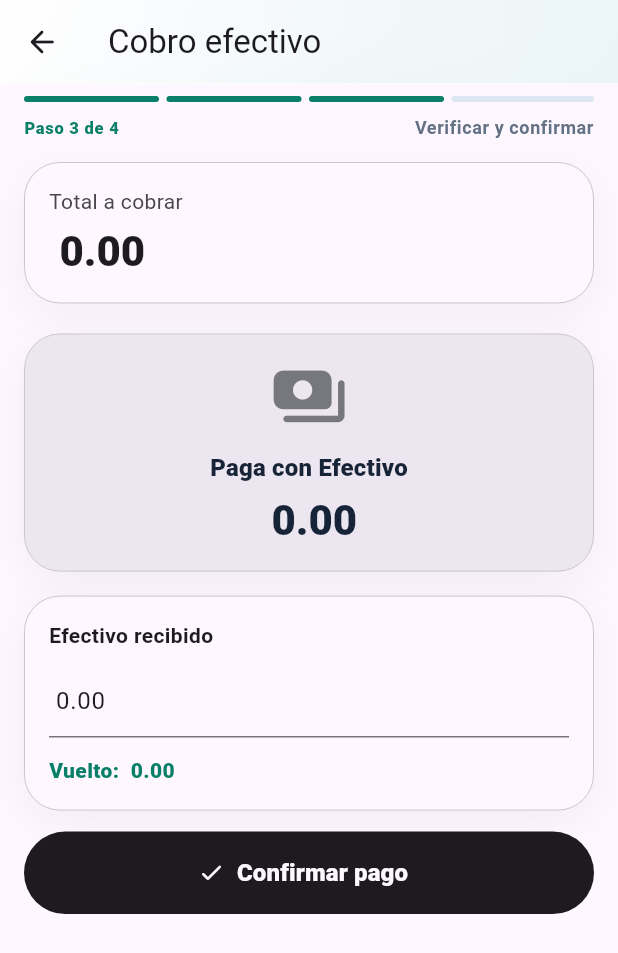
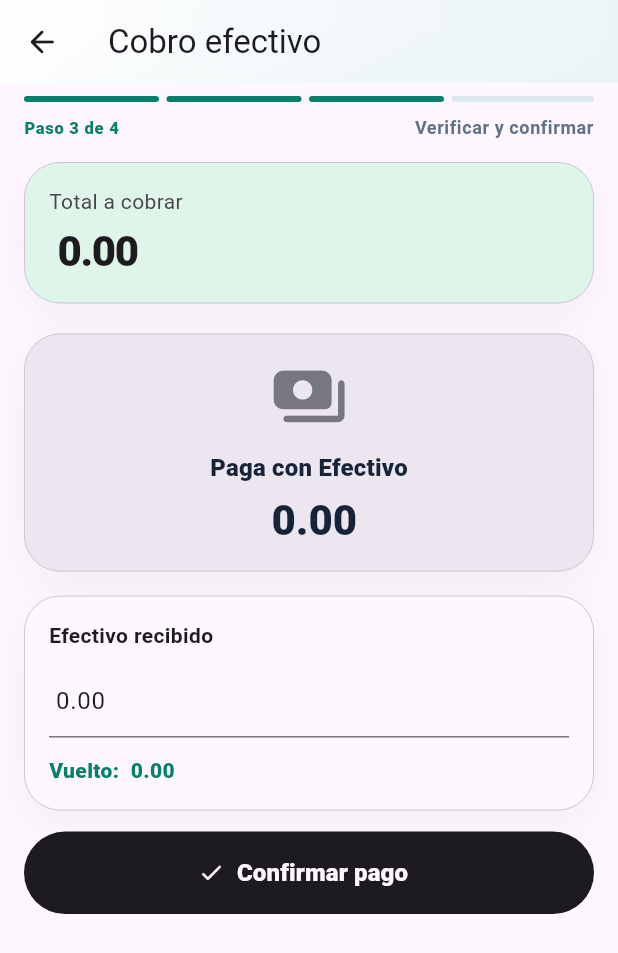
Before and after one commit to PFfrank13/FacturaVoz, a Flutter app: the _PaymentFlow screen opened directly with empty values, after a tap on "Efectivo", on a phone screen of 412 x 824 dp. Shown: the top 953 px of the screen. Run offline on Flutter 3.47's test engine with Material 3 defaults, Android fonts, the phone set to English and light mode, and no system bars; our stand-ins replace audioplayers, cross_file, file_picker, flutter_map, flutter_secure_storage, flutter_tts and 8 more; missing offline and left inert: barcode, mobile_scanner, print_bluetooth_thermal, quick_actions, record; accounts and stored records are empty; network calls fail.

Commit message:
feat(checkout): iPhone Luxe cart, payment selection, accessible controls and Flutter previews

```diff
--- a/app/lib/screens/pos_payment.dart
+++ b/app/lib/screens/pos_payment.dart
@@ -83,20 +83,15 @@ class PosPaymentBrand extends StatelessWidget {
       );
     }
     if (method == 'tarjeta') {
-      return SizedBox(width: size * 1.5, height: size, child: Column(
-        mainAxisAlignment: MainAxisAlignment.center,
-        children: [
-          Text('VISA', style: TextStyle(fontSize: size * .22, fontWeight: FontWeight.w900,
-            fontStyle: FontStyle.italic, letterSpacing: -1.5, color: Colors.white)),
-          SizedBox(height: size * .08),
-          SizedBox(width: size * .65, height: size * .25, child: Stack(children: [
-            Positioned(left: 0, child: Container(width: size * .32, height: size * .25,
-              decoration: const BoxDecoration(color: Color(0xFFEA001B), shape: BoxShape.circle))),
-            Positioned(right: 0, child: Container(width: size * .32, height: size * .25,
-              decoration: BoxDecoration(color: const Color(0xFFF8A500).withValues(alpha: .91), shape: BoxShape.circle))),
-          ])),
-        ],
-      ));
+      return Container(
+        width: size, height: size,
+        decoration: BoxDecoration(
+          borderRadius: BorderRadius.circular(size * .24),
+          color: const Color(0xFFE5F0FF),
+        ),
+        child: Icon(Icons.credit_card_rounded,
+          size: size * .58, color: FvLuxe.blue),
+      );
     }
     final ico = switch (method) {
       'efectivo' => Icons.payments_rounded,
@@ -115,6 +110,74 @@ String posMethodLabel(String method) => switch (method) {
   'transferencia' => 'Transferencia',
   _ => method,
 };
+
+/// Componente visual independiente; no aprueba pagos ni registra cobros.
+class PosPaymentMethodCard extends StatelessWidget {
+  const PosPaymentMethodCard({
+    super.key, required this.method, required this.selected,
+    required this.onSelected,
+  });
+
+  final String method;
+  final bool selected;
+  final VoidCallback onSelected;
+
+  @override
+  Widget build(BuildContext context) {
+    final t = Theme.of(context);
+    final highContrast = MediaQuery.highContrastOf(context);
+    final still = MediaQuery.disableAnimationsOf(context);
+    return Semantics(
+      selected: selected,
+      button: true,
+      label: 'Seleccionar ${posMethodLabel(method)}',
+      child: Material(
+        color: Colors.transparent,
+        borderRadius: BorderRadius.circular(22),
+        child: InkWell(
+          onTap: () {
+            HapticFeedback.selectionClick();
+            onSelected();
+          },
+          borderRadius: BorderRadius.circular(22),
+          child: AnimatedContainer(
+            duration: still ? Duration.zero : FvTokens.transition,
+            curve: Curves.easeOutCubic,
+            padding: const EdgeInsets.symmetric(vertical: 14, horizontal: 9),
+            decoration: BoxDecoration(
+              color: selected && !highContrast ? null : t.colorScheme.surface,
+              gradient: selected && !highContrast
+                  ? FvLuxe.editorial(t.brightness) : null,
+              border: Border.all(
+                color: selected ? t.colorScheme.primary
+                    : t.colorScheme.outlineVariant,
+                width: selected ? 1.7 : .8,
+              ),
+              borderRadius: BorderRadius.circular(22),
+              boxShadow: selected ? FvTokens.shadow(t.brightness) : null,
+            ),
+            child: Column(mainAxisAlignment: MainAxisAlignment.center, children: [
+              PosPaymentBrand(method, size: 45),
+              const SizedBox(height: 10),
+              Row(mainAxisAlignment: MainAxisAlignment.center, children: [
+                Flexible(child: Text(posMethodLabel(method), maxLines: 1,
+                  overflow: TextOverflow.ellipsis,
+                  style: t.textTheme.labelLarge?.copyWith(
+                    color: t.colorScheme.onSurface,
+                    fontWeight: selected ? FontWeight.w800 : FontWeight.w600))),
+                if (selected) ...[
+                  const SizedBox(width: 4),
+                  Icon(Icons.check_circle_rounded, color: t.colorScheme.primary,
+                    size: 17),
+                ],
+              ]),
+            ]),
+          ),
+        ),
+      ),
+    );
+  }
+}
 
 /// Steps 2 and 3 of the POS reference: method → collection evidence.
 /// Returns only after explicit cashier confirmation; caller commits the sale.
@@ -229,33 +292,14 @@ class _PaymentFlowState extends State<_PaymentFlow> {
     );
   }
 
-  Widget _methodTile(String method) {
-    final selected = _method == method;
-    final t = Theme.of(context);
-    return Material(
-      color: selected ? t.colorScheme.primaryContainer : t.colorScheme.surface,
-      borderRadius: BorderRadius.circular(Radii.lg),
-      child: InkWell(
-        borderRadius: BorderRadius.circular(16),
-        onTap: () => setState(() { _method = method; _verified = false; }),
-        child: Container(
-          decoration: BoxDecoration(
-            borderRadius: BorderRadius.circular(16),
-            border: Border.all(color: selected ? t.colorScheme.primary : t.colorScheme.outline,
-              width: selected ? 2 : 1),
-          ),
-          padding: const EdgeInsets.symmetric(vertical: 12, horizontal: 8),
-          child: Column(mainAxisAlignment: MainAxisAlignment.center, children: [
-            PosPaymentBrand(method, size: 51),
-            const SizedBox(height: 8),
-            Text(posMethodLabel(method), style: t.textTheme.titleSmall?.copyWith(
-              color: selected ? t.colorScheme.onPrimaryContainer : t.colorScheme.onSurface,
-              fontWeight: FontWeight.w800)),
-          ]),
-        ),
-      ),
-    );
-  }
+  Widget _methodTile(String method) => PosPaymentMethodCard(
+    method: method,
+    selected: _method == method,
+    onSelected: () => setState(() {
+      _method = method;
+      _verified = false;
+    }),
+  );
 
   @override
   Widget build(BuildContext context) {
@@ -286,12 +330,17 @@ class _PaymentFlowState extends State<_PaymentFlow> {
               RetailVisual.journey(step: 3,
                 label: method == null ? 'Elegir medio de pago' : 'Verificar y confirmar'),
               const SizedBox(height: 15),
-              _card(child: Column(crossAxisAlignment: CrossAxisAlignment.start, children: [
+              _card(
+                color: t.brightness == Brightness.dark
+                    ? const Color(0xFF203746) : FvLuxe.jadeSoft,
+                child: Column(crossAxisAlignment: CrossAxisAlignment.start, children: [
                 Text('Total a cobrar', style: t.textTheme.bodyMedium?.copyWith(
                   color: t.colorScheme.onSurfaceVariant)),
                 const SizedBox(height: 5),
                 Text(money(widget.total, widget.currency), style: t.textTheme.headlineMedium?.copyWith(
-                  fontWeight: FontWeight.w800, color: t.colorScheme.onSurface)),
+                  fontWeight: FontWeight.w800, letterSpacing: -.9,
+                  fontFeatures: const [FontFeature.tabularFigures()],
+                  color: t.colorScheme.onSurface)),
                 if (widget.items.isNotEmpty) ...[
                   const Divider(height: 24),
                   Text('Resumen del pedido (${widget.items.length})',
```
Also changed, not shown: app/lib/screens/pos_cart_review.dart (+19 -14 lines), app/lib/screens/pos_payment_success.dart (+23 -8 lines), app/tool/visual_checkout_preview.dart (added, +126 -0 lines), 2 other files.
